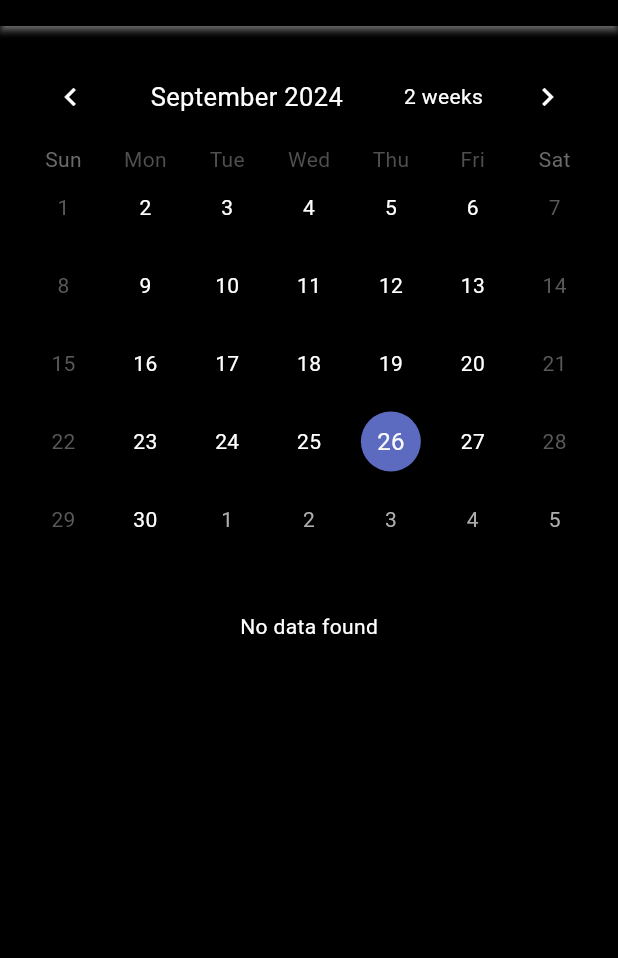
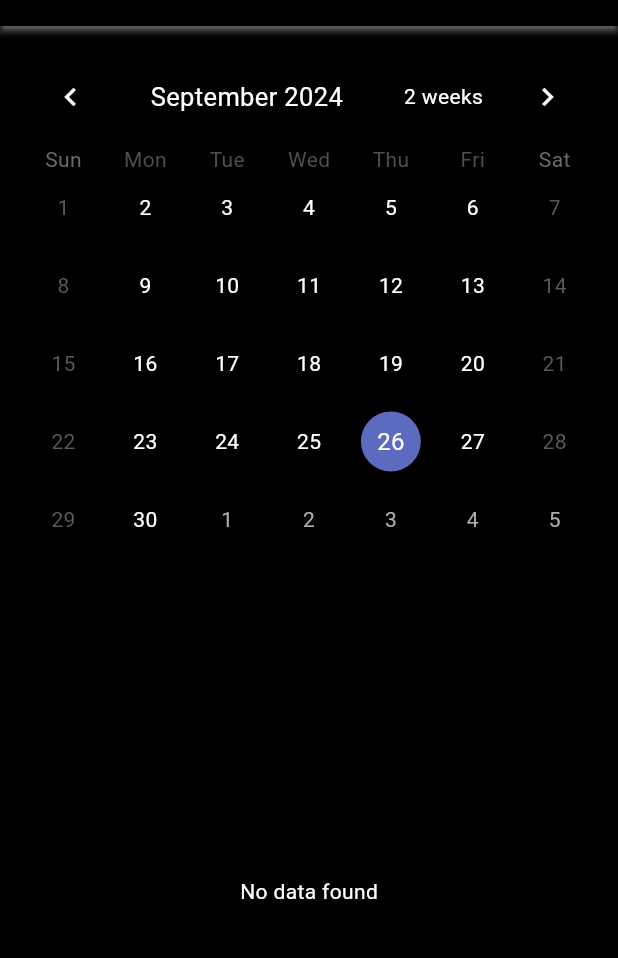
Before and after one commit to DelgaMatt/Sync-Up, a Flutter app: the EventsPage screen opened by its route, on a phone screen of 412 x 824 dp, the part 64-1022 px from its top. Run offline on Flutter 3.47's test engine with Material 3 defaults, Android fonts, the light colour scheme and no system bars; drawn by our look-alikes of table_calendar; our stand-ins replace carousel_slider, envied, flutter_animate, flutter_riverpod, go_router, supabase_flutter; accounts and stored records are empty; generated files the repository leaves out were written again.

```diff
--- a/lib/features/events/calendar/event_list.dart
+++ b/lib/features/events/calendar/event_list.dart
@@ -19,7 +19,7 @@ class EventListState extends State<EventList> {
 
   @override
   Widget build(BuildContext context) {
-    return FutureBuilder<List<Map<String, dynamic>>>(
+    return FutureBuilder(
         future: _events,
         builder: (context, snapshot) {
           if (snapshot.connectionState == ConnectionState.waiting) {
@@ -30,14 +30,17 @@ class EventListState extends State<EventList> {
             return const Center(child: Text('No data found'));
           } else {
             final events = snapshot.data!;
+            print(events);
             return ListView.builder(
               itemCount: events.length,
-              itemBuilder: (context, index) {
+              itemBuilder: ((context, index) {
                 final event = events[index];
                 return ListTile(
                   title: Text(event['event_name']),
                 );
-              },
+
+              }),
+
             );
           }
         });
--- a/lib/pages/events_page.dart
+++ b/lib/pages/events_page.dart
@@ -20,7 +20,7 @@ class EventsPage extends ConsumerWidget {
           children: [
             EventCalendar(),
             SizedBox(height: 20),
-            EventList(),
+            Expanded(child: EventList()),
           ],
         ),
       ),
--- a/pubspec.yaml
+++ b/pubspec.yaml
@@ -42,6 +42,9 @@ dependencies:
   carousel_slider: ^4.2.1
   table_calendar: ^3.1.1
   flutter_animate: ^4.5.0
+
+  app_links: ^4.0.0
+  path_provider: ^2.0.14
 
 
 dev_dependencies:
```
Also changed, not shown: lib/pages/auth_page.dart (+44 -1 lines), pubspec.lock, 3 other files.
